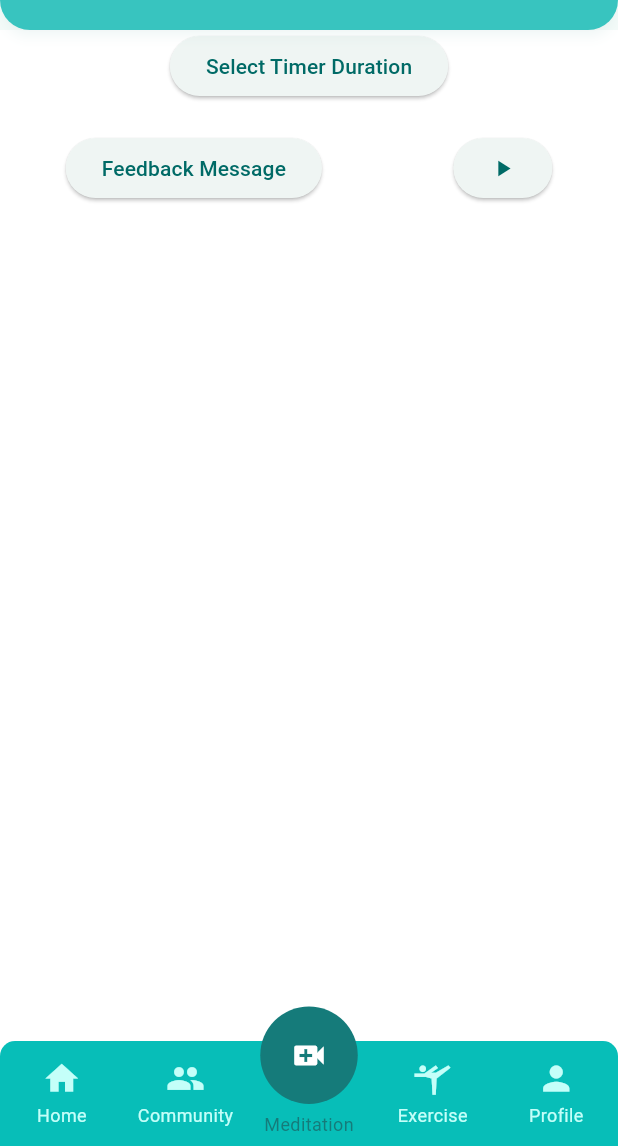
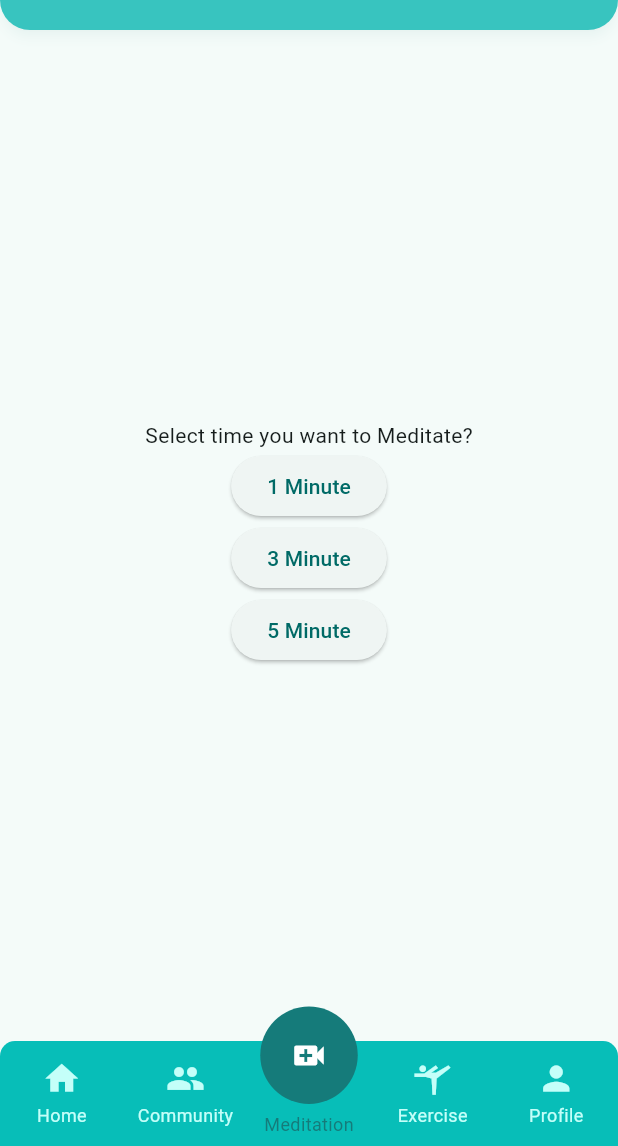
Before and after one commit to chiragbachwani/antarmitra, a Flutter app: the screen it shows after launch, item 3 of the bottom bar chosen, on a phone screen of 412 x 824 dp, the part 90-1236 px from its top. Run offline on Flutter 3.47's test engine with Material 3 defaults, Android fonts, the phone set to English and light mode, and no system bars; drawn by our look-alikes of persistent_bottom_nav_bar; our stand-ins replace get; network calls fail.

Commit message:
timer update

```diff
--- a/lib/navBar.dart
+++ b/lib/navBar.dart
@@ -4,6 +4,7 @@
 import 'package:antarmitra/screens/meditation.dart';
 import 'package:antarmitra/screens/profile.dart';
 import 'package:antarmitra/utils/app_color.dart';
+import 'package:antarmitra/widgets/mediationDialog.dart';
 import 'package:flutter/material.dart';
 import 'package:persistent_bottom_nav_bar/persistent_tab_view.dart';
 
@@ -20,7 +21,7 @@
       return [
         const Home(),
         const Community(),
-        const Meditation(),
+        const DialogMeditation(),
         const Exercise(),
         const Profile()
       ];
@@ -33,24 +34,18 @@
           inactiveColorPrimary: AppColor.fifth,
           activeColorPrimary: AppColor.sixth,
           title: ("Home"),
-          // activeColorPrimary: CupertinoColors.activeBlue,
-          // inactiveColorPrimary: CupertinoColors.systemGrey,
         ),
         PersistentBottomNavBarItem(
           icon: const Icon(Icons.people),
           title: ("Community"),
           inactiveColorPrimary: AppColor.fifth,
           activeColorPrimary: AppColor.sixth,
-          // activeColorPrimary: CupertinoColors.activeBlue,
-          // inactiveColorPrimary: CupertinoColors.systemGrey,
         ),
         PersistentBottomNavBarItem(
           icon: const Icon(Icons.video_call),
           title: ("Meditation"),
           inactiveColorPrimary: AppColor.fifth,
           activeColorPrimary: AppColor.sixth,
-          // activeColorPrimary: CupertinoColors.activeBlue,
-          // inactiveColorPrimary: CupertinoColors.systemGrey,
         ),
         PersistentBottomNavBarItem(
           icon: const Icon(Icons.sports_gymnastics),
--- a/lib/screens/meditation.dart
+++ b/lib/screens/meditation.dart
@@ -5,7 +5,8 @@
 import 'package:flutter/material.dart';
 
 class Meditation extends StatefulWidget {
-  const Meditation({super.key});
+  final Widget timerWidget;
+  const Meditation({super.key, required this.timerWidget});
 
   @override
   State<Meditation> createState() => _MeditationState();
@@ -34,66 +35,46 @@
     });
   }
 
-  void _showSessionCompleteDialog() {
-    showDialog(
-      context: context,
-      builder: (BuildContext context) {
-        return AlertDialog(
-          title: const Text("Session Completed"),
-          content: const Text("Your meditation session has been completed."),
-          actions: <Widget>[
-            TextButton(
-              child: const Text("OK"),
-              onPressed: () {
-                Navigator.of(context).pop();
-              },
-            ),
-          ],
-        );
-      },
-    );
-  }
+  // void _showDurationDialog() async {
+  //   Duration? selectedDuration = await showDialog<Duration>(
+  //     context: context,
+  //     builder: (BuildContext context) {
+  //       return SimpleDialog(
+  //         title: const Text('Select Timer Duration'),
+  //         children: <Widget>[
+  //           SimpleDialogOption(
+  //             onPressed: () {
+  //               Navigator.of(context).pop();
+  //               TimerWidget(
+  //                 duration: const Duration(minutes: 5),
+  //                 onFinish: _showSessionCompleteDialog,
+  //               );
+  //             },
+  //             child: const Text('1 minute'),
+  //           ),
+  //           SimpleDialogOption(
+  //             onPressed: () {
+  //               Navigator.pop(context, const Duration(minutes: 3));
+  //             },
+  //             child: const Text('3 minutes'),
+  //           ),
+  //           SimpleDialogOption(
+  //             onPressed: () {
+  //               Navigator.pop(context, const Duration(minutes: 5));
+  //             },
+  //             child: const Text('5 minutes'),
+  //           ),
+  //         ],
+  //       );
+  //     },
+  //   );
 
-  void _showDurationDialog() async {
-    Duration? selectedDuration = await showDialog<Duration>(
-      context: context,
-      builder: (BuildContext context) {
-        return SimpleDialog(
-          title: const Text('Select Timer Duration'),
-          children: <Widget>[
-            SimpleDialogOption(
-              onPressed: () {
-                Navigator.of(context).pop();
-                TimerWidget(
-                  duration: const Duration(minutes: 5),
-                  onFinish: _showSessionCompleteDialog,
-                );
-              },
-              child: const Text('1 minute'),
-            ),
-            SimpleDialogOption(
-              onPressed: () {
-                Navigator.pop(context, const Duration(minutes: 3));
-              },
-              child: const Text('3 minutes'),
-            ),
-            SimpleDialogOption(
-              onPressed: () {
-                Navigator.pop(context, const Duration(minutes: 5));
-              },
-              child: const Text('5 minutes'),
-            ),
-          ],
-        );
-      },
-    );
-
-    if (selectedDuration != null) {
-      setState(() {
-        _selectedDuration = selectedDuration;
-      });
-    }
-  }
+  //   if (selectedDuration != null) {
+  //     setState(() {
+  //       _selectedDuration = selectedDuration;
+  //     });
+  //   }
+  // }
 
   @override
   Widget build(BuildContext context) {
@@ -123,10 +104,6 @@
           color: Colors.white,
           child: Column(
             children: [
-              ElevatedButton(
-                onPressed: !_isTimerRunning ? _showDurationDialog : null,
-                child: const Text('Select Timer Duration'),
-              ),
               const SizedBox(height: 20),
               Row(
                 mainAxisAlignment: MainAxisAlignment.spaceAround,
@@ -137,12 +114,7 @@
                   ),
                   Column(
                     children: [
-                      _isTimerRunning
-                          ? TimerWidget(
-                              duration: const Duration(minutes: 1),
-                              onFinish: _showSessionCompleteDialog,
-                            )
-                          : const SizedBox(),
+                      _isTimerRunning ? widget.timerWidget : const SizedBox(),
                       ElevatedButton(
                         onPressed: !_isTimerRunning ? _startTimer : _stopTimer,
                         child: _isTimerRunning
--- /dev/null
+++ b/lib/widgets/mediationDialog.dart
@@ -0,0 +1,103 @@
+import 'package:antarmitra/screens/meditation.dart';
+import 'package:antarmitra/utils/app_color.dart';
+import 'package:antarmitra/utils/app_constants.dart';
+import 'package:antarmitra/widgets/appBar.dart';
+import 'package:antarmitra/widgets/timer.dart';
+import 'package:flutter/material.dart';
+import 'package:get/get.dart';
+
+class DialogMeditation extends StatefulWidget {
+  const DialogMeditation({super.key});
+
+  @override
+  State<DialogMeditation> createState() => _DialogMeditationState();
+}
+
+class _DialogMeditationState extends State<DialogMeditation> {
+  void showSessionCompleteDialog() {
+    showDialog(
+      context: context,
+      builder: (BuildContext context) {
+        return AlertDialog(
+          title: const Text("Session Completed"),
+          content: const Text("Your meditation session has been completed."),
+          actions: <Widget>[
+            TextButton(
+              child: const Text("OK"),
+              onPressed: () {
+                Navigator.of(context).pop();
+              },
+            ),
+          ],
+        );
+      },
+    );
+  }
+
+  @override
+  Widget build(BuildContext context) {
+    return Scaffold(
+      appBar: buildAppBar(text: 'Ishsika\'s Space', actions: <Widget>[
+        Row(
+          children: [
+            const Text(
+              '32',
+              style: TextStyle(
+                color: AppColor.fifth,
+                fontSize: 24,
+                fontWeight: FontWeight.bold,
+              ),
+            ),
+            const SizedBox(width: 10),
+            Image.asset(
+              ImagePath.coinLogo,
+              height: 40,
+              width: 40,
+            ),
+            const SizedBox(width: 10),
+          ],
+        ),
+      ]),
+      body: Center(
+        child: Container(
+          child: Column(
+            mainAxisSize: MainAxisSize.min,
+            children: [
+              const Text("Select time you want to Meditate?"),
+              ElevatedButton(
+                  onPressed: () {
+                    Get.to(() => Meditation(
+                          timerWidget: TimerWidget(
+                            duration: const Duration(minutes: 1),
+                            onFinish: showSessionCompleteDialog,
+                          ),
+                        ));
+                  },
+                  child: const Text("1 Minute")),
+              ElevatedButton(
+                  onPressed: () {
+                    Get.to(() => Meditation(
+                          timerWidget: TimerWidget(
+                            duration: const Duration(minutes: 3),
+                            onFinish: showSessionCompleteDialog,
+                          ),
+                        ));
+                  },
+                  child: const Text("3 Minute")),
+              ElevatedButton(
+                  onPressed: () {
+                    Get.to(() => Meditation(
+                          timerWidget: TimerWidget(
+                            duration: const Duration(minutes: 5),
+                            onFinish: showSessionCompleteDialog,
+                          ),
+                        ));
+                  },
+                  child: const Text("5 Minute")),
+            ],
+          ),
+        ),
+      ),
+    );
+  }
+}
```
